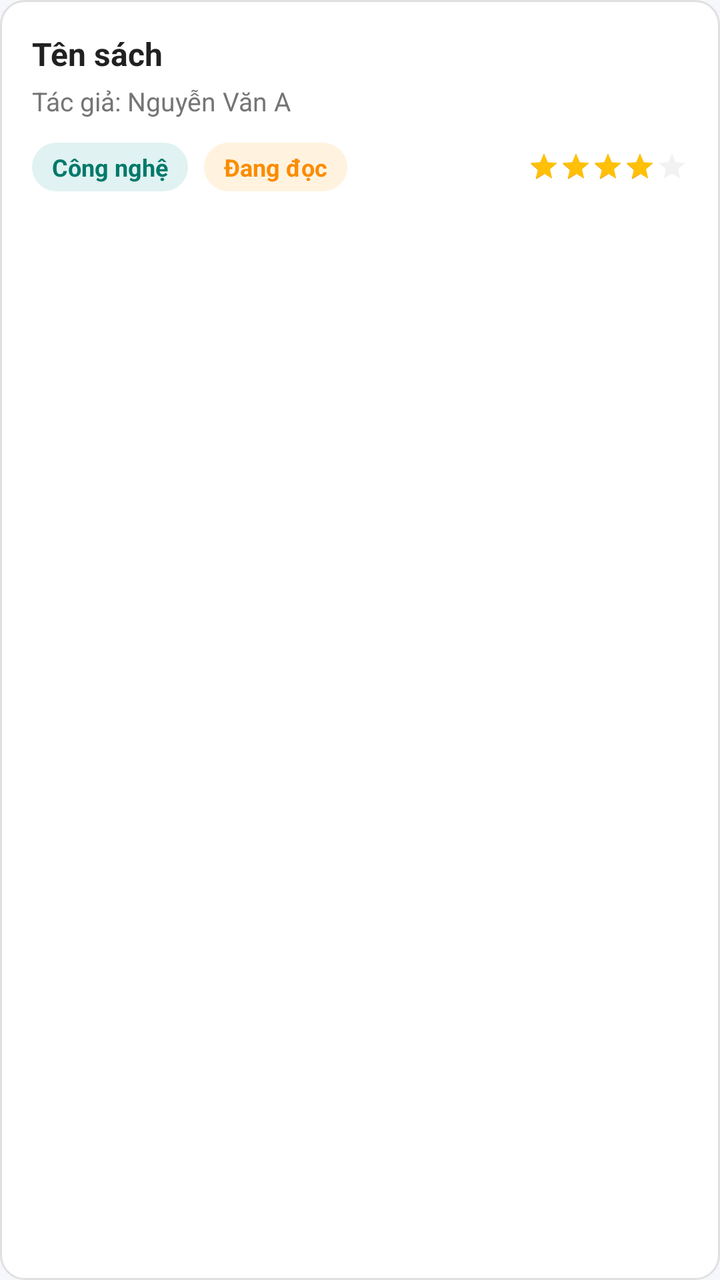
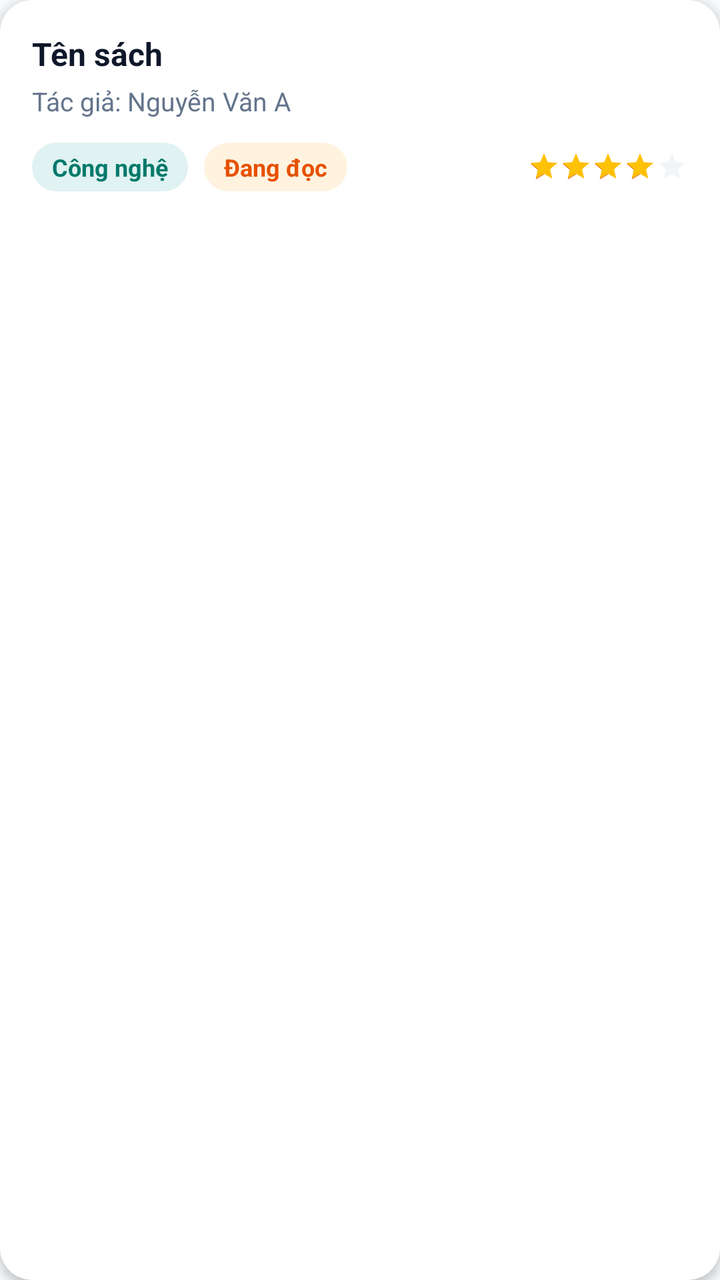

Screens rendered from an Android XML layout before and after an edit, with the pre-edit source and the edit as a unified diff.
<!-- AndroidManifest.xml: application theme Theme.BaiThucHanhSo2 -->
<!-- res/layout/item_book.xml -->
<?xml version="1.0" encoding="utf-8"?>
<LinearLayout xmlns:android="http://schemas.android.com/apk/res/android"
    android:layout_width="match_parent"
    android:layout_height="wrap_content"
    android:layout_marginHorizontal="16dp"
    android:layout_marginVertical="6dp"
    android:background="@drawable/bg_item_card"
    android:orientation="vertical"
    android:padding="16dp">

    
    <TextView
        android:id="@+id/tvBookTitle"
        android:layout_width="match_parent"
        android:layout_height="wrap_content"
        android:text="Tên sách"
        android:textColor="@color/text_primary"
        android:textSize="16sp"
        android:textStyle="bold" />

    
    <TextView
        android:id="@+id/tvBookAuthor"
        android:layout_width="match_parent"
        android:layout_height="wrap_content"
        android:layout_marginTop="4dp"
        android:text="Tác giả: Nguyễn Văn A"
        android:textColor="@color/text_secondary"
        android:textSize="13sp" />

    
    <RelativeLayout
        android:layout_width="match_parent"
        android:layout_height="wrap_content"
        android:layout_marginTop="12dp">

        <LinearLayout
            android:layout_width="wrap_content"
            android:layout_height="wrap_content"
            android:layout_alignParentStart="true"
            android:layout_centerVertical="true"
            android:orientation="horizontal">

            
            <TextView
                android:id="@+id/tvCategoryTag"
                android:layout_width="wrap_content"
                android:layout_height="wrap_content"
                android:background="@drawable/bg_tag_category"
                android:paddingHorizontal="10dp"
                android:paddingVertical="4dp"
                android:text="Công nghệ"
                android:textColor="@color/primary_teal"
                android:textSize="12sp"
                android:textStyle="bold" />

            
            <TextView
                android:id="@+id/tvStatusTag"
                android:layout_width="wrap_content"
                android:layout_height="wrap_content"
                android:layout_marginStart="8dp"
                android:background="@drawable/bg_tag_status_reading"
                android:paddingHorizontal="10dp"
                android:paddingVertical="4dp"
                android:text="Đang đọc"
                android:textColor="@color/orange_status"
                android:textSize="12sp"
                android:textStyle="bold" />
        </LinearLayout>

        
        <RatingBar
            android:id="@+id/rbItemRating"
            style="?android:attr/ratingBarStyleSmall"
            android:layout_width="wrap_content"
            android:layout_height="wrap_content"
            android:layout_alignParentEnd="true"
            android:layout_centerVertical="true"
            android:isIndicator="true"
            android:numStars="5"
            android:progressTint="#FFC107"
            android:progressBackgroundTint="#CCCCCC"
            android:rating="4.0"
            android:stepSize="1.0" />

    </RelativeLayout>

</LinearLayout>
<!-- resources referenced by this layout -->
<resources>
  <color name="orange_status">#FB8C00</color>
  <color name="primary_teal">#00796B</color>
  <color name="text_primary">#212121</color>
  <color name="text_secondary">#757575</color>
  <!-- drawable bg_item_card (drawable) -->
  <?xml version="1.0" encoding="utf-8"?>
  <shape xmlns:android="http://schemas.android.com/apk/res/android">
      <solid android:color="@color/card_white" />
      <corners android:radius="12dp" />
      <stroke
          android:width="1dp"
          android:color="#E0E0E0" />
  </shape>
  <!-- drawable bg_tag_category (drawable) -->
  <?xml version="1.0" encoding="utf-8"?>
  <shape xmlns:android="http://schemas.android.com/apk/res/android">
      <solid android:color="@color/primary_teal_light" />
      <corners android:radius="16dp" />
  </shape>
  <!-- drawable bg_tag_status_reading (drawable) -->
  <?xml version="1.0" encoding="utf-8"?>
  <shape xmlns:android="http://schemas.android.com/apk/res/android">
      <solid android:color="@color/orange_status_bg" />
      <corners android:radius="16dp" />
  </shape>
  <style name="Theme.BaiThucHanhSo2" parent="Theme.MaterialComponents.DayNight.NoActionBar">
          <item name="colorPrimary">@color/primary_teal</item>
          <item name="colorPrimaryVariant">@color/primary_teal_dark</item>
          <item name="colorOnPrimary">@color/white</item>
          <item name="colorSecondary">@color/orange_status</item>
          <item name="colorSecondaryVariant">@color/orange_status</item>
          <item name="colorOnSecondary">@color/white</item>
          <item name="android:statusBarColor">@color/primary_teal_dark</item>
          <item name="android:windowBackground">@color/bg_light</item>
      </style>
  <color name="card_white">#FFFFFF</color>
  <color name="primary_teal_light">#E0F2F1</color>
  <color name="orange_status_bg">#FFF3E0</color>
  <color name="primary_teal_dark">#004D40</color>
  <color name="white">#FFFFFF</color>
  <color name="bg_light">#F5F7FA</color>
</resources>

<!-- the commit's change to res/layout/item_book.xml (unified diff, before → after) -->
@@ -1,89 +1,98 @@
 <?xml version="1.0" encoding="utf-8"?>
-<LinearLayout xmlns:android="http://schemas.android.com/apk/res/android"
+<androidx.cardview.widget.CardView xmlns:android="http://schemas.android.com/apk/res/android"
+    xmlns:app="http://schemas.android.com/apk/res-auto"
     android:layout_width="match_parent"
     android:layout_height="wrap_content"
     android:layout_marginHorizontal="16dp"
     android:layout_marginVertical="6dp"
-    android:background="@drawable/bg_item_card"
-    android:orientation="vertical"
-    android:padding="16dp">
+    app:cardBackgroundColor="@color/white"
+    app:cardCornerRadius="16dp"
+    app:cardElevation="3dp"
+    app:cardPreventCornerOverlap="true">
 
-    
-    <TextView
-        android:id="@+id/tvBookTitle"
+    <LinearLayout
         android:layout_width="match_parent"
         android:layout_height="wrap_content"
-        android:text="Tên sách"
-        android:textColor="@color/text_primary"
-        android:textSize="16sp"
-        android:textStyle="bold" />
+        android:orientation="vertical"
+        android:padding="16dp">
 
-    
-    <TextView
-        android:id="@+id/tvBookAuthor"
-        android:layout_width="match_parent"
-        android:layout_height="wrap_content"
-        android:layout_marginTop="4dp"
-        android:text="Tác giả: Nguyễn Văn A"
-        android:textColor="@color/text_secondary"
-        android:textSize="13sp" />
+        
+        <TextView
+            android:id="@+id/tvBookTitle"
+            android:layout_width="match_parent"
+            android:layout_height="wrap_content"
+            android:text="Tên sách"
+            android:textColor="@color/text_primary"
+            android:textSize="16sp"
+            android:textStyle="bold" />
 
-    
-    <RelativeLayout
-        android:layout_width="match_parent"
-        android:layout_height="wrap_content"
-        android:layout_marginTop="12dp">
+        
+        <TextView
+            android:id="@+id/tvBookAuthor"
+            android:layout_width="match_parent"
+            android:layout_height="wrap_content"
+            android:layout_marginTop="4dp"
+            android:text="Tác giả: Nguyễn Văn A"
+            android:textColor="@color/text_secondary"
+            android:textSize="13sp" />
 
-        <LinearLayout
-            android:layout_width="wrap_content"
+        
+        <RelativeLayout
+            android:layout_width="match_parent"
             android:layout_height="wrap_content"
-            android:layout_alignParentStart="true"
-            android:layout_centerVertical="true"
-            android:orientation="horizontal">
+            android:layout_marginTop="12dp">
+
+            <LinearLayout
+                android:layout_width="wrap_content"
+                android:layout_height="wrap_content"
+                android:layout_alignParentStart="true"
+                android:layout_centerVertical="true"
+                android:orientation="horizontal">
+
+                
+                <TextView
+                    android:id="@+id/tvCategoryTag"
+                    android:layout_width="wrap_content"
+                    android:layout_height="wrap_content"
+                    android:background="@drawable/bg_tag_category"
+                    android:paddingHorizontal="10dp"
+                    android:paddingVertical="4dp"
+                    android:text="Công nghệ"
+                    android:textColor="@color/primary_teal"
+                    android:textSize="12sp"
+                    android:textStyle="bold" />
+
+                
+                <TextView
+                    android:id="@+id/tvStatusTag"
+                    android:layout_width="wrap_content"
+                    android:layout_height="wrap_content"
+                    android:layout_marginStart="8dp"
+                    android:background="@drawable/bg_tag_status_reading"
+                    android:paddingHorizontal="10dp"
+                    android:paddingVertical="4dp"
+                    android:text="Đang đọc"
+                    android:textColor="@color/orange_status"
+                    android:textSize="12sp"
+                    android:textStyle="bold" />
+            </LinearLayout>
 
             
-            <TextView
-                android:id="@+id/tvCategoryTag"
+            <RatingBar
+                android:id="@+id/rbItemRating"
+                style="?android:attr/ratingBarStyleSmall"
                 android:layout_width="wrap_content"
                 android:layout_height="wrap_content"
-                android:background="@drawable/bg_tag_category"
-                android:paddingHorizontal="10dp"
-                android:paddingVertical="4dp"
-                android:text="Công nghệ"
-                android:textColor="@color/primary_teal"
-                android:textSize="12sp"
-                android:textStyle="bold" />
+                android:layout_alignParentEnd="true"
+                android:layout_centerVertical="true"
+                android:isIndicator="true"
+                android:numStars="5"
+                android:progressTint="#FFC107"
+                android:progressBackgroundTint="#CBD5E1"
+                android:rating="4.0"
+                android:stepSize="1.0" />
 
-            
-            <TextView
-                android:id="@+id/tvStatusTag"
-                android:layout_width="wrap_content"
-                android:layout_height="wrap_content"
-                android:layout_marginStart="8dp"
-                android:background="@drawable/bg_tag_status_reading"
-                android:paddingHorizontal="10dp"
-                android:paddingVertical="4dp"
-                android:text="Đang đọc"
-                android:textColor="@color/orange_status"
-                android:textSize="12sp"
-                android:textStyle="bold" />
-        </LinearLayout>
+        </RelativeLayout>
 
-        
-        <RatingBar
-            android:id="@+id/rbItemRating"
-            style="?android:attr/ratingBarStyleSmall"
-            android:layout_width="wrap_content"
-            android:layout_height="wrap_content"
-            android:layout_alignParentEnd="true"
-            android:layout_centerVertical="true"
-            android:isIndicator="true"
-            android:numStars="5"
-            android:progressTint="#FFC107"
-            android:progressBackgroundTint="#CCCCCC"
-            android:rating="4.0"
-            android:stepSize="1.0" />
-
-    </RelativeLayout>
-
-</LinearLayout>
+    </LinearLayout>
+</androidx.cardview.widget.CardView>
<!-- resource entries referenced after the edit -->
@@ -1,18 +1,9 @@
 <!-- resources referenced by this layout -->
 <resources>
-  <color name="orange_status">#FB8C00</color>
+  <color name="orange_status">#E65100</color>
   <color name="primary_teal">#00796B</color>
-  <color name="text_primary">#212121</color>
-  <color name="text_secondary">#757575</color>
-  <!-- drawable bg_item_card (drawable) -->
-  <?xml version="1.0" encoding="utf-8"?>
-  <shape xmlns:android="http://schemas.android.com/apk/res/android">
-      <solid android:color="@color/card_white" />
-      <corners android:radius="12dp" />
-      <stroke
-          android:width="1dp"
-          android:color="#E0E0E0" />
-  </shape>
+  <color name="text_primary">#0F172A</color>
+  <color name="text_secondary">#64748B</color>
   <!-- drawable bg_tag_category (drawable) -->
   <?xml version="1.0" encoding="utf-8"?>
   <shape xmlns:android="http://schemas.android.com/apk/res/android">
@@ -35,11 +26,10 @@
           <item name="android:statusBarColor">@color/primary_teal_dark</item>
           <item name="android:windowBackground">@color/bg_light</item>
       </style>
-  <color name="card_white">#FFFFFF</color>
   <color name="primary_teal_light">#E0F2F1</color>
   <color name="orange_status_bg">#FFF3E0</color>
   <color name="primary_teal_dark">#004D40</color>
   <color name="white">#FFFFFF</color>
-  <color name="bg_light">#F5F7FA</color>
+  <color name="bg_light">#F8FAFC</color>
 </resources>
 
